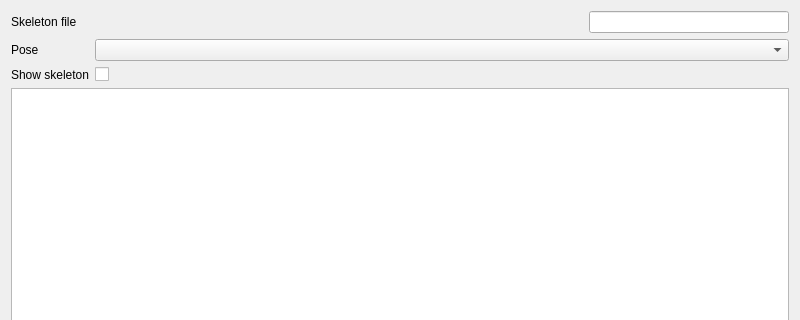
Before: the Qt Designer form dsvedit/skeleton_editor.ui in LagoLunatic/DSVEdit, drawn with Qt 5; both pictures show x 0 to 800 and y 0 to 320 of the 800 by 768 pixel window.
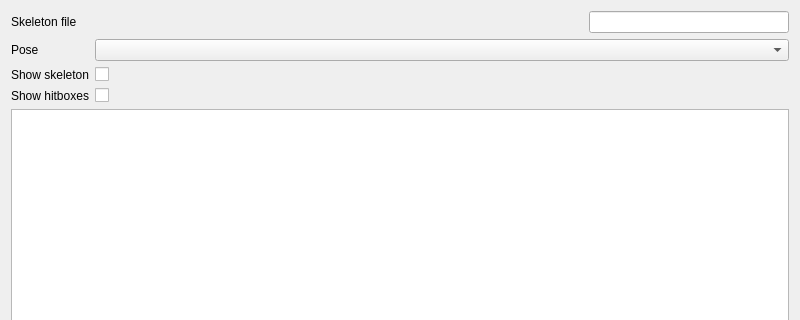
After: the same form once the commit is applied.

Commit message: Sprite skeleton editor: Bugfixes, display hitboxes

```diff
--- a/dsvedit/skeleton_editor.ui
+++ b/dsvedit/skeleton_editor.ui
@@ -64,6 +64,20 @@
        </property>
       </widget>
      </item>
+     <item row="2" column="0">
+      <widget class="QLabel" name="label">
+       <property name="text">
+        <string>Show hitboxes</string>
+       </property>
+      </widget>
+     </item>
+     <item row="2" column="1">
+      <widget class="QCheckBox" name="show_hitboxes">
+       <property name="text">
+        <string/>
+       </property>
+      </widget>
+     </item>
     </layout>
    </item>
    <item>
```
The commit also changes 2 other files.
